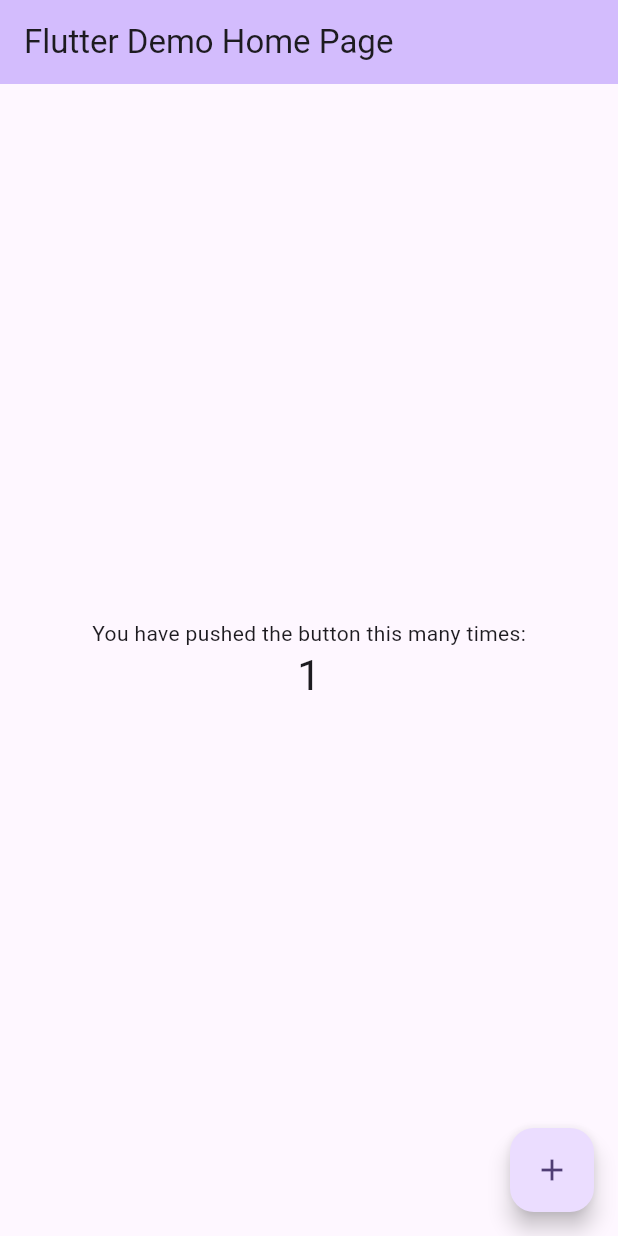
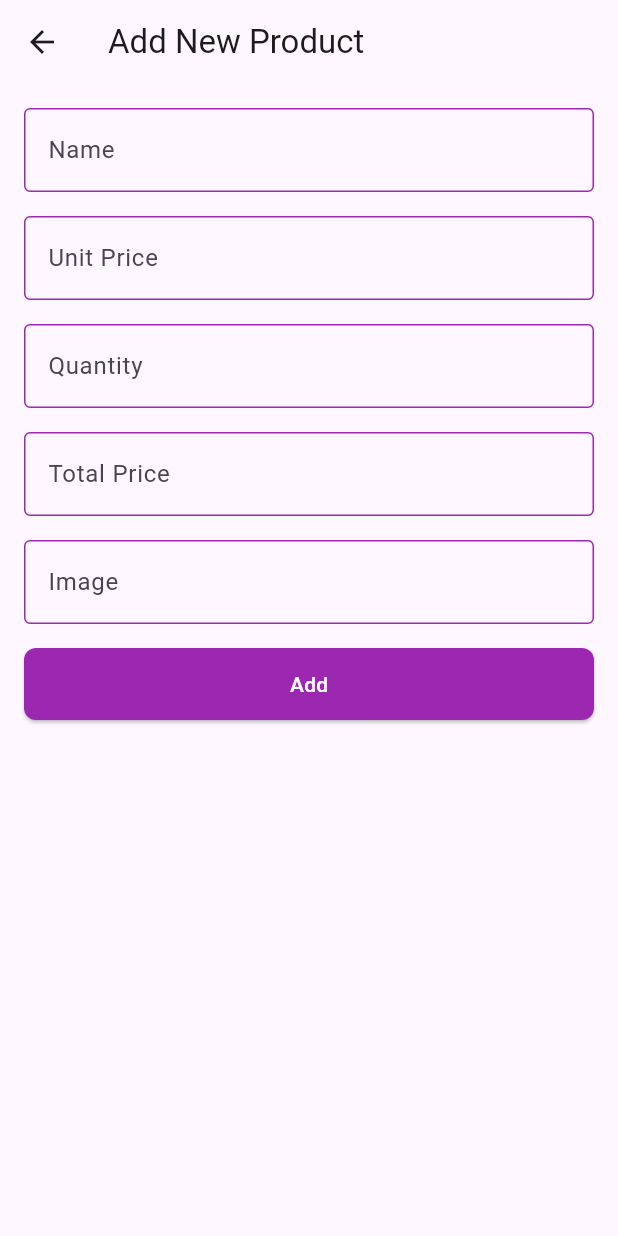
Before and after one commit to Hasib2k21/crud_rest_api, a Flutter app: the screen it shows after launch, after a tap on the "add" icon, on a phone screen of 412 x 824 dp. Run offline on Flutter 3.47's test engine with Material 3 defaults, Android fonts, the phone set to English and light mode, and no system bars; network calls fail.

Commit message:
Initial commit

```diff
--- /dev/null
+++ b/lib/add_product_screen.dart
@@ -0,0 +1,119 @@
+import 'package:flutter/material.dart';
+
+class AddProductScreen extends StatefulWidget {
+  const AddProductScreen({super.key});
+
+  @override
+  State<AddProductScreen> createState() => _AddProductScreenState();
+}
+
+class _AddProductScreenState extends State<AddProductScreen> {
+  final TextEditingController _nameTEController = TextEditingController();
+  final TextEditingController _unitPriceTEController = TextEditingController();
+  final TextEditingController _quantityTEController = TextEditingController();
+  final TextEditingController _totalPriceTEController = TextEditingController();
+  final TextEditingController _imageTEController = TextEditingController();
+  final GlobalKey<FormState> _formKey = GlobalKey<FormState>();
+
+  @override
+  Widget build(BuildContext context) {
+    return Scaffold(
+      appBar: AppBar(
+        title: const Text('Add New Product'),
+      ),
+      body: SingleChildScrollView(
+        child: Padding(
+          padding: const EdgeInsets.all(16),
+          child: Form(
+            key: _formKey,
+            child: Column(
+              children: [
+                TextFormField(
+                  controller: _nameTEController,
+                  autovalidateMode: AutovalidateMode.onUserInteraction,
+                  decoration: const InputDecoration(
+                      hintText: 'Name', labelText: 'Name'),
+                  validator: (String? value) {
+                    if (value == null || value.trim().isEmpty) {
+                      return 'Write your product name';
+                    }
+                    return null;
+                  },
+                ),
+                const SizedBox(height: 16),
+                TextFormField(
+                  controller: _unitPriceTEController,
+                  keyboardType: TextInputType.number,
+                  decoration: const InputDecoration(
+                      hintText: 'Unit Price', labelText: 'Unit Price'),
+                  validator: (String? value) {
+                    if (value == null || value.trim().isEmpty) {
+                      return 'Write your unit price';
+                    }
+                    return null;
+                  },
+                ),
+                const SizedBox(height: 16),
+                TextFormField(
+                  controller: _quantityTEController,
+                  keyboardType: TextInputType.number,
+                  decoration: const InputDecoration(
+                      hintText: 'Quantity', labelText: 'Quantity'),
+                  validator: (String? value) {
+                    if (value == null || value.trim().isEmpty) {
+                      return 'Write your quantity';
+                    }
+                    return null;
+                  },
+                ),
+                const SizedBox(height: 16),
+                TextFormField(
+                  controller: _totalPriceTEController,
+                  keyboardType: TextInputType.number,
+                  decoration: const InputDecoration(
+                      hintText: 'Total Price', labelText: 'Total Price'),
+                  validator: (String? value) {
+                    if (value == null || value.trim().isEmpty) {
+                      return 'Write your total price';
+                    }
+                    return null;
+                  },
+                ),
+                const SizedBox(height: 16),
+                TextFormField(
+                  controller: _imageTEController,
+                  decoration: const InputDecoration(
+                      hintText: 'Image', labelText: 'Image'),
+                  validator: (String? value) {
+                    if (value == null || value.trim().isEmpty) {
+                      return 'Write your image';
+                    }
+                    return null;
+                  },
+                ),
+                const SizedBox(height: 16),
+                ElevatedButton(
+                  onPressed: () {
+                    if (_formKey.currentState!.validate()) {}
+                  },
+                  child: const Text('Add'),
+                )
+              ],
+            ),
+          ),
+        ),
+      ),
+    );
+  }
+
+  @override
+  void dispose() {
+    _nameTEController.dispose();
+    _unitPriceTEController.dispose();
+    _quantityTEController.dispose();
+    _totalPriceTEController.dispose();
+    _imageTEController.dispose();
+    super.dispose();
+  }
+
+}
--- a/lib/main.dart
+++ b/lib/main.dart
@@ -1,3 +1,4 @@
+import 'package:crud_rest_api/product_list_screen.dart';
 import 'package:flutter/material.dart';
 
 void main() {
@@ -12,114 +13,62 @@
   Widget build(BuildContext context) {
     return MaterialApp(
       title: 'Flutter Demo',
-      theme: ThemeData(
-        // This is the theme of your application.
-        //
-        // TRY THIS: Try running your application with "flutter run". You'll see
-        // the application has a purple toolbar. Then, without quitting the app,
-        // try changing the seedColor in the colorScheme below to Colors.green
-        // and then invoke "hot reload" (save your changes or press the "hot
-        // reload" button in a Flutter-supported IDE, or press "r" if you used
-        // the command line to start the app).
-        //
-        // Notice that the counter didn't reset back to zero; the application
-        // state is not lost during the reload. To reset the state, use hot
-        // restart instead.
-        //
-        // This works for code too, not just values: Most code changes can be
-        // tested with just a hot reload.
-        colorScheme: ColorScheme.fromSeed(seedColor: Colors.deepPurple),
-        useMaterial3: true,
-      ),
-      home: const MyHomePage(title: 'Flutter Demo Home Page'),
+      theme: _lightThemeData(),
+      darkTheme: _dartThemeData(),
+      themeMode: ThemeMode.system,
+      home: const ProductListScreen(),
     );
   }
-}
-
-class MyHomePage extends StatefulWidget {
-  const MyHomePage({super.key, required this.title});
-
-  // This widget is the home page of your application. It is stateful, meaning
-  // that it has a State object (defined below) that contains fields that affect
-  // how it looks.
-
-  // This class is the configuration for the state. It holds the values (in this
-  // case the title) provided by the parent (in this case the App widget) and
-  // used by the build method of the State. Fields in a Widget subclass are
-  // always marked "final".
-
-  final String title;
-
-  @override
-  State<MyHomePage> createState() => _MyHomePageState();
-}
-
-class _MyHomePageState extends State<MyHomePage> {
-  int _counter = 0;
-
-  void _incrementCounter() {
-    setState(() {
-      // This call to setState tells the Flutter framework that something has
-      // changed in this State, which causes it to rerun the build method below
-      // so that the display can reflect the updated values. If we changed
-      // _counter without calling setState(), then the build method would not be
-      // called again, and so nothing would appear to happen.
-      _counter++;
-    });
+  ThemeData _lightThemeData() {
+    return ThemeData(
+      brightness: Brightness.light,
+      inputDecorationTheme: const InputDecorationTheme(
+        enabledBorder:
+        OutlineInputBorder(borderSide: BorderSide(color: Colors.purple)),
+        focusedBorder:
+        OutlineInputBorder(borderSide: BorderSide(color: Colors.purple)),
+        errorBorder:
+        OutlineInputBorder(borderSide: BorderSide(color: Colors.red)),
+        focusedErrorBorder:
+        OutlineInputBorder(borderSide: BorderSide(color: Colors.red)),
+      ),
+      elevatedButtonTheme: ElevatedButtonThemeData(
+        style: ElevatedButton.styleFrom(
+            fixedSize: const Size.fromWidth(double.maxFinite),
+            padding: const EdgeInsets.symmetric(horizontal: 16, vertical: 14),
+            shape: RoundedRectangleBorder(
+              borderRadius: BorderRadius.circular(8),
+            ),
+            backgroundColor: Colors.purple,
+            foregroundColor: Colors.white),
+      ),
+    );
   }
 
-  @override
-  Widget build(BuildContext context) {
-    // This method is rerun every time setState is called, for instance as done
-    // by the _incrementCounter method above.
-    //
-    // The Flutter framework has been optimized to make rerunning build methods
-    // fast, so that you can just rebuild anything that needs updating rather
-    // than having to individually change instances of widgets.
-    return Scaffold(
-      appBar: AppBar(
-        // TRY THIS: Try changing the color here to a specific color (to
-        // Colors.amber, perhaps?) and trigger a hot reload to see the AppBar
-        // change color while the other colors stay the same.
-        backgroundColor: Theme.of(context).colorScheme.inversePrimary,
-        // Here we take the value from the MyHomePage object that was created by
-        // the App.build method, and use it to set our appbar title.
-        title: Text(widget.title),
+  ThemeData _dartThemeData() {
+    return ThemeData(
+      brightness: Brightness.dark,
+      inputDecorationTheme: const InputDecorationTheme(
+        enabledBorder:
+        OutlineInputBorder(borderSide: BorderSide(color: Colors.purple)),
+        focusedBorder:
+        OutlineInputBorder(borderSide: BorderSide(color: Colors.purple)),
+        errorBorder:
+        OutlineInputBorder(borderSide: BorderSide(color: Colors.red)),
+        focusedErrorBorder:
+        OutlineInputBorder(borderSide: BorderSide(color: Colors.red)),
       ),
-      body: Center(
-        // Center is a layout widget. It takes a single child and positions it
-        // in the middle of the parent.
-        child: Column(
-          // Column is also a layout widget. It takes a list of children and
-          // arranges them vertically. By default, it sizes itself to fit its
-          // children horizontally, and tries to be as tall as its parent.
-          //
-          // Column has various properties to control how it sizes itself and
-          // how it positions its children. Here we use mainAxisAlignment to
-          // center the children vertically; the main axis here is the vertical
-          // axis because Columns are vertical (the cross axis would be
-          // horizontal).
-          //
-          // TRY THIS: Invoke "debug painting" (choose the "Toggle Debug Paint"
-          // action in the IDE, or press "p" in the console), to see the
-          // wireframe for each widget.
-          mainAxisAlignment: MainAxisAlignment.center,
-          children: <Widget>[
-            const Text(
-              'You have pushed the button this many times:',
+      elevatedButtonTheme: ElevatedButtonThemeData(
+        style: ElevatedButton.styleFrom(
+            fixedSize: const Size.fromWidth(double.maxFinite),
+            padding: const EdgeInsets.symmetric(horizontal: 16, vertical: 14),
+            shape: RoundedRectangleBorder(
+              borderRadius: BorderRadius.circular(8),
             ),
-            Text(
-              '$_counter',
-              style: Theme.of(context).textTheme.headlineMedium,
-            ),
-          ],
-        ),
+            backgroundColor: Colors.purple,
+            foregroundColor: Colors.white),
       ),
-      floatingActionButton: FloatingActionButton(
-        onPressed: _incrementCounter,
-        tooltip: 'Increment',
-        child: const Icon(Icons.add),
-      ), // This trailing comma makes auto-formatting nicer for build methods.
     );
   }
+
 }
--- /dev/null
+++ b/lib/product_list_screen.dart
@@ -0,0 +1,92 @@
+import 'package:crud_rest_api/add_product_screen.dart';
+import 'package:crud_rest_api/update_product_screen.dart';
+import 'package:flutter/material.dart';
+
+class ProductListScreen extends StatefulWidget {
+  const ProductListScreen({Key? key}) : super(key: key);
+
+  @override
+  State<ProductListScreen> createState() => _ProductListScreenState();
+}
+
+class _ProductListScreenState extends State<ProductListScreen> {
+  @override
+  Widget build(BuildContext context) {
+    return Scaffold(
+      appBar: AppBar(
+        title: const Text('Product List'),
+      ),
+      body: ListView.separated(
+        itemCount: 5,
+        itemBuilder: (context, index) {
+          return _buildProductItem();
+        },
+        separatorBuilder: (_, __) => const Divider(),
+      ),
+      floatingActionButton: FloatingActionButton(
+        onPressed: () {
+          Navigator.push(context,
+              MaterialPageRoute(builder: (context) => AddProductScreen()));
+        },
+        child: Icon(Icons.add),
+      ),
+    );
+  }
+
+  Widget _buildProductItem() {
+    return ListTile(
+      leading: Image.network(
+        'https://images.unsplash.com/photo-1505740420928-5e560c06d30e?q=80&w=1000&auto=format&fit=crop&ixlib=rb-4.0.3&ixid=M3wxMjA3fDB8MHxzZWFyY2h8M3x8cHJvZHVjdHxlbnwwfHwwfHx8MA%3D%3D',
+        height: 60,
+      ),
+      title: const Text("Product name"),
+      subtitle: const Wrap(
+        spacing: 16,
+        children: [
+          Text("Unit Price: 100"),
+          Text("Quantity: 100"),
+          Text("Total Price: 100"),
+        ],
+      ),
+      trailing: Wrap(
+        children: [
+          IconButton(
+            onPressed: () {
+              Navigator.push(context, MaterialPageRoute(builder: (context)=>UpdateProductScreen()));
+            },
+            icon: const Icon(Icons.edit),
+          ),
+          IconButton(
+            onPressed: () {_showDeleteConfirmationDialog();},
+            icon: const Icon(Icons.delete_outline_sharp),
+          ),
+        ],
+      ),
+    );
+  }
+  void _showDeleteConfirmationDialog() {
+    showDialog(
+      context: context,
+      builder: (context) {
+        return AlertDialog(
+          title: const Text('Delete'),
+          content: const Text('Are you sure that you want to delete this product?'),
+          actions: [
+            TextButton(
+              onPressed: () {
+                Navigator.pop(context);
+              },
+              child: const Text('Cancel'),
+            ),
+            TextButton(
+              onPressed: () {
+                Navigator.pop(context);
+              },
+              child: const Text('Yes, delete'),
+            ),
+          ],
+        );
+      },
+    );
+  }
+}
```
Also changed, not shown: lib/update_product_screen.dart (added, +119 -0 lines).
